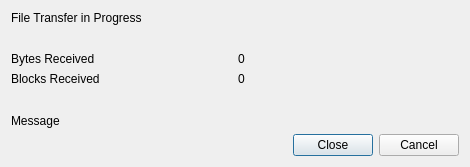
First picture: the form in src/FileTransfer/FileTransferProgress.ui, repository HobbitHacker/Q3270, before the edit.
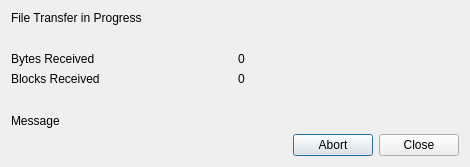
Second picture: the form after the edit.

Commit message:
enh: Further enhancements to cancel file transfer
Ensure dialog shows the correct buttons when the user cancels a file transfer.

The first time the user clicks cancel, it will emit a signal to cancel the transfer,
because the cancellation has to be managed alongside the host's transfer state.

The second time, it will close the dialog, which is only possible after the transfer
 has been cancelled and the host has acknowledged the cancellation.

The edit to the form file:
```diff
--- a/src/FileTransfer/FileTransferProgress.ui
+++ b/src/FileTransfer/FileTransferProgress.ui
@@ -105,7 +105,7 @@
       <enum>Qt::Orientation::Horizontal</enum>
      </property>
      <property name="standardButtons">
-      <set>QDialogButtonBox::StandardButton::Cancel|QDialogButtonBox::StandardButton::Close</set>
+      <set>QDialogButtonBox::StandardButton::Abort|QDialogButtonBox::StandardButton::Close</set>
      </property>
     </widget>
    </item>
```
The commit also changes 7 other files.
